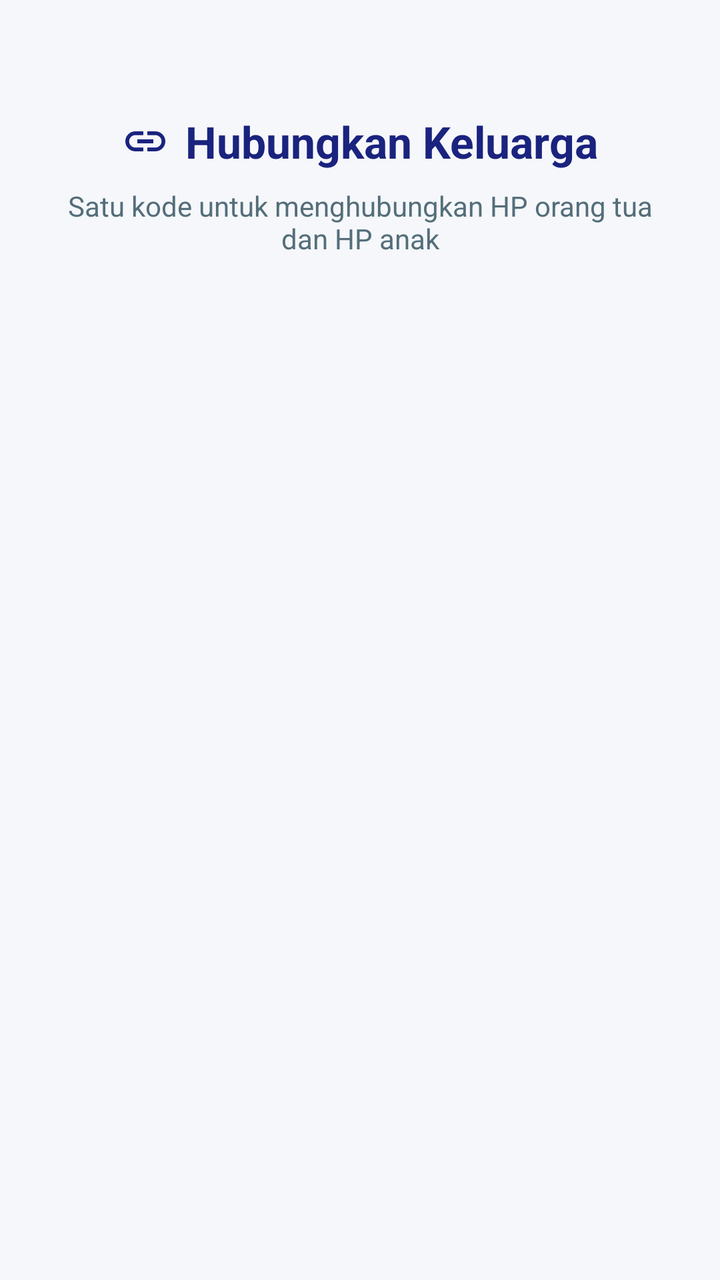
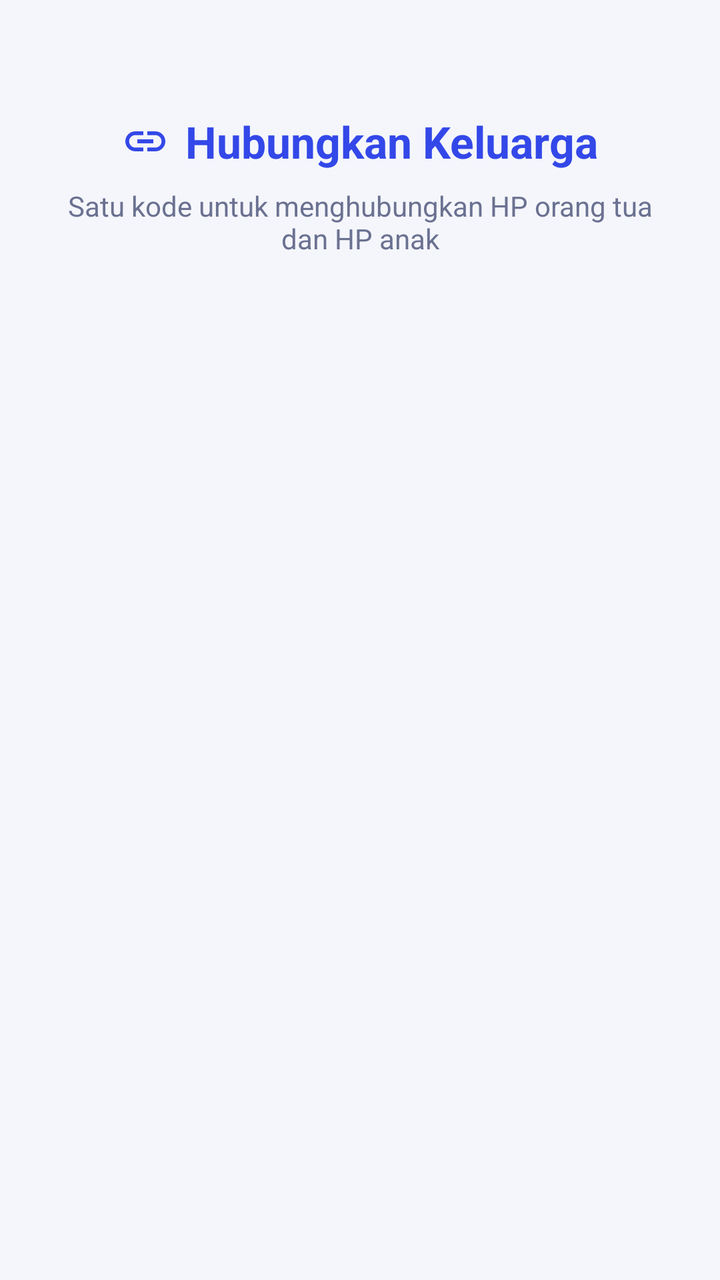

The first picture is an Android layout as it rendered before a commit; the second is the same layout after the commit. The layout source and the unified diff follow.
<!-- AndroidManifest.xml: activity theme Theme.FamilyGuard.Plain -->
<!-- res/layout/activity_family_code.xml -->
<?xml version="1.0" encoding="utf-8"?>
<ScrollView xmlns:android="http://schemas.android.com/apk/res/android"
    xmlns:app="http://schemas.android.com/apk/res-auto"
    android:layout_width="match_parent"
    android:layout_height="match_parent"
    android:background="#F5F7FA">
    <LinearLayout
        android:layout_width="match_parent"
        android:layout_height="wrap_content"
        android:gravity="center_horizontal"
        android:orientation="vertical"
        android:padding="24dp">
        <TextView
            android:layout_width="wrap_content"
            android:layout_height="wrap_content"
            android:layout_marginTop="32dp"
            android:text="Hubungkan Keluarga"
            android:textColor="#1A237E"
            android:textSize="22sp"
            android:textStyle="bold"
            android:drawableStart="@drawable/ic_link"
            android:drawableTint="#1A237E"
            android:drawablePadding="8dp"
            android:gravity="center_vertical" />
        <TextView
            android:layout_width="wrap_content"
            android:layout_height="wrap_content"
            android:layout_marginTop="8dp"
            android:layout_marginBottom="32dp"
            android:gravity="center"
            android:text="Satu kode untuk menghubungkan HP orang tua dan HP anak"
            android:textColor="#546E7A"
            android:textSize="14sp" />
        <androidx.cardview.widget.CardView
            android:id="@+id/cardParent"
            android:layout_width="match_parent"
            android:layout_height="wrap_content"
            android:layout_marginBottom="16dp"
            android:visibility="gone"
            app:cardCornerRadius="16dp"
            app:cardElevation="4dp">
            <LinearLayout
                android:layout_width="match_parent"
                android:layout_height="wrap_content"
                android:orientation="vertical"
                android:padding="24dp">
                <TextView
                    android:layout_width="wrap_content"
                    android:layout_height="wrap_content"
                    android:text="Kode Keluarga Anda"
                    android:textColor="#212121"
                    android:textSize="16sp"
                    android:textStyle="bold"
                    android:drawableStart="@drawable/ic_phone"
                    android:drawableTint="#212121"
                    android:drawablePadding="6dp"
                    android:gravity="center_vertical" />
                <TextView
                    android:layout_width="wrap_content"
                    android:layout_height="wrap_content"
                    android:layout_marginTop="4dp"
                    android:layout_marginBottom="20dp"
                    android:text="Bagikan kode ini ke HP anak"
                    android:textColor="#78909C"
                    android:textSize="13sp" />
                <TextView
                    android:id="@+id/tvFamilyCode"
                    android:layout_width="match_parent"
                    android:layout_height="wrap_content"
                    android:layout_marginBottom="20dp"
                    android:background="#E8EAF6"
                    android:gravity="center"
                    android:padding="20dp"
                    android:text="ABC-123"
                    android:textColor="#1A237E"
                    android:textSize="36sp"
                    android:textStyle="bold" />
                <LinearLayout
                    android:layout_width="match_parent"
                    android:layout_height="wrap_content"
                    android:orientation="horizontal">
                    <Button
                        android:id="@+id/btnCopyCode"
                        style="@style/Widget.MaterialComponents.Button.OutlinedButton"
                        android:layout_width="0dp"
                        android:layout_height="wrap_content"
                        android:layout_marginEnd="8dp"
                        android:layout_weight="1"
                        android:text="Salin"
                        app:icon="@drawable/ic_copy"
                        app:iconTint="#1A237E" />
                    <Button
                        android:id="@+id/btnShareCode"
                        style="@style/Widget.MaterialComponents.Button.OutlinedButton"
                        android:layout_width="0dp"
                        android:layout_height="wrap_content"
                        android:layout_weight="1"
                        android:text="Bagikan"
                        app:icon="@drawable/ic_share"
                        app:iconTint="#1A237E" />
                </LinearLayout>
                <Button
                    android:id="@+id/btnParentDone"
                    android:layout_width="match_parent"
                    android:layout_height="wrap_content"
                    android:layout_marginTop="16dp"
                    android:backgroundTint="#1A237E"
                    android:padding="14dp"
                    android:text="Lanjutkan →"
                    android:textColor="#FFFFFF" />
            </LinearLayout>
        </androidx.cardview.widget.CardView>
        <androidx.cardview.widget.CardView
            android:id="@+id/cardChild"
            android:layout_width="match_parent"
            android:layout_height="wrap_content"
            android:visibility="gone"
            app:cardCornerRadius="16dp"
            app:cardElevation="4dp">
            <LinearLayout
                android:layout_width="match_parent"
                android:layout_height="wrap_content"
                android:orientation="vertical"
                android:padding="24dp">
                <TextView
                    android:id="@+id/btnBackToDashboardChild"
                    android:layout_width="wrap_content"
                    android:layout_height="wrap_content"
                    android:layout_marginBottom="16dp"
                    android:visibility="gone"
                    android:text="← Kembali ke Menu"
                    android:textColor="#1A237E"
                    android:textSize="14sp"
                    android:textStyle="bold"
                    android:background="?attr/selectableItemBackground"
                    android:padding="4dp"
                    android:clickable="true"
                    android:focusable="true" />
                <TextView
                    android:layout_width="wrap_content"
                    android:layout_height="wrap_content"
                    android:text="Masukkan Kode Keluarga"
                    android:textColor="#212121"
                    android:textSize="16sp"
                    android:textStyle="bold"
                    android:drawableStart="@drawable/ic_key"
                    android:drawableTint="#212121"
                    android:drawablePadding="6dp"
                    android:gravity="center_vertical" />
                <TextView
                    android:layout_width="wrap_content"
                    android:layout_height="wrap_content"
                    android:layout_marginTop="4dp"
                    android:layout_marginBottom="20dp"
                    android:text="Minta kode dari HP orang tua"
                    android:textColor="#78909C"
                    android:textSize="13sp" />
                <com.google.android.material.textfield.TextInputLayout
                    android:layout_width="match_parent"
                    android:layout_height="wrap_content"
                    android:layout_marginBottom="20dp"
                    style="@style/Widget.MaterialComponents.TextInputLayout.OutlinedBox">
                    <com.google.android.material.textfield.TextInputEditText
                        android:id="@+id/etFamilyCode"
                        android:layout_width="match_parent"
                        android:layout_height="wrap_content"
                        android:gravity="center"
                        android:hint="ABC-123"
                        android:inputType="textCapCharacters"
                        android:maxLength="7"
                        android:textSize="28sp" />
                </com.google.android.material.textfield.TextInputLayout>
                <Button
                    android:id="@+id/btnConnect"
                    android:layout_width="match_parent"
                    android:layout_height="wrap_content"
                    android:backgroundTint="#1A237E"
                    android:padding="14dp"
                    android:text="Hubungkan →"
                    android:textColor="#FFFFFF" />
            </LinearLayout>
        </androidx.cardview.widget.CardView>
    </LinearLayout>
</ScrollView>
<!-- resources referenced by this layout -->
<resources>
  <!-- drawable ic_copy (drawable) -->
  <?xml version="1.0" encoding="utf-8"?>
  <vector xmlns:android="http://schemas.android.com/apk/res/android"
      android:width="24dp"
      android:height="24dp"
      android:viewportWidth="24"
      android:viewportHeight="24">
      <path
          android:fillColor="#000000"
          android:pathData="M16,1H4C2.9,1 2,1.9 2,3v14h2V3h12V1zM19,5H8C6.9,5 6,5.9 6,7v14c0,1.1 0.9,2 2,2h11c1.1,0 2,-0.9 2,-2V7C21,5.9 20.1,5 19,5zM19,21H8V7h11V21z"/>
  </vector>
  <!-- drawable ic_key (drawable) -->
  <vector xmlns:android="http://schemas.android.com/apk/res/android"
      android:width="24dp" android:height="24dp" android:viewportWidth="24" android:viewportHeight="24">
      <path android:fillColor="#000000" android:pathData="M12.65,10C11.83,7.67 9.61,6 7,6c-3.31,0 -6,2.69 -6,6s2.69,6 6,6c2.61,0 4.83,-1.67 5.65,-4H17v4h4v-4h2v-4H12.65zM7,14c-1.1,0 -2,-0.9 -2,-2s0.9,-2 2,-2 2,0.9 2,2 -0.9,2 -2,2z"/>
  </vector>
  <!-- drawable ic_link (drawable) -->
  <?xml version="1.0" encoding="utf-8"?>
  <vector xmlns:android="http://schemas.android.com/apk/res/android"
      android:width="24dp"
      android:height="24dp"
      android:viewportWidth="24"
      android:viewportHeight="24">
      <path
          android:fillColor="#000000"
          android:pathData="M3.9,12c0,-1.71 1.39,-3.1 3.1,-3.1h4V7H7c-2.76,0 -5,2.24 -5,5s2.24,5 5,5h4v-1.9H7C5.29,15.1 3.9,13.71 3.9,12zM8,13h8v-2H8V13zM17,7h-4v1.9h4c1.71,0 3.1,1.39 3.1,3.1s-1.39,3.1 -3.1,3.1h-4V17h4c2.76,0 5,-2.24 5,-5S19.76,7 17,7z"/>
  </vector>
  <!-- drawable ic_phone (drawable) -->
  <?xml version="1.0" encoding="utf-8"?>
  <vector xmlns:android="http://schemas.android.com/apk/res/android"
      android:width="24dp"
      android:height="24dp"
      android:viewportWidth="24"
      android:viewportHeight="24">
      <path
          android:fillColor="#000000"
          android:pathData="M15.5,1h-8C6.12,1 5,2.12 5,3.5v17C5,21.88 6.12,23 7.5,23h8c1.38,0 2.5,-1.12 2.5,-2.5v-17C18,2.12 16.88,1 15.5,1zM14,20h-4v-1h4V20zM16.5,17h-9V4h9V17z"/>
  </vector>
  <!-- drawable ic_share (drawable) -->
  <?xml version="1.0" encoding="utf-8"?>
  <vector xmlns:android="http://schemas.android.com/apk/res/android"
      android:width="24dp"
      android:height="24dp"
      android:viewportWidth="24"
      android:viewportHeight="24">
      <path
          android:fillColor="#000000"
          android:pathData="M18,16.08c-0.76,0 -1.44,0.3 -1.96,0.77L8.91,12.7c0.05,-0.23 0.09,-0.46 0.09,-0.7s-0.04,-0.47 -0.09,-0.7l7.05,-4.11c0.54,0.5 1.25,0.81 2.04,0.81c1.66,0 3,-1.34 3,-3s-1.34,-3 -3,-3s-3,1.34 -3,3c0,0.24 0.04,0.47 0.09,0.7L7.04,9.81C6.5,9.31 5.79,9 5,9c-1.66,0 -3,1.34 -3,3s1.34,3 3,3c0.79,0 1.5,-0.31 2.04,-0.81l7.12,4.16c-0.05,0.21 -0.08,0.43 -0.08,0.65c0,1.61 1.31,2.92 2.92,2.92s2.92,-1.31 2.92,-2.92S19.61,16.08 18,16.08z"/>
  </vector>
  <style name="Theme.FamilyGuard.Plain" parent="Theme.MaterialComponents.Light.NoActionBar">
          <item name="colorPrimary">#1A237E</item>
          <item name="colorPrimaryVariant">#0D47A1</item>
          <item name="colorOnPrimary">#FFFFFF</item>
          <item name="colorSecondary">#00695C</item>
          <item name="colorOnSecondary">#FFFFFF</item>
          <item name="android:statusBarColor">#1A237E</item>
      </style>
</resources>

<!-- the commit's change to res/layout/activity_family_code.xml (unified diff, before → after) -->
@@ -3,7 +3,7 @@
     xmlns:app="http://schemas.android.com/apk/res-auto"
     android:layout_width="match_parent"
     android:layout_height="match_parent"
-    android:background="#F5F7FA">
+    android:background="@color/dash_bg">
     <LinearLayout
         android:layout_width="match_parent"
         android:layout_height="wrap_content"
@@ -15,11 +15,11 @@
             android:layout_height="wrap_content"
             android:layout_marginTop="32dp"
             android:text="Hubungkan Keluarga"
-            android:textColor="#1A237E"
+            android:textColor="@color/dash_primary"
             android:textSize="22sp"
             android:textStyle="bold"
             android:drawableStart="@drawable/ic_link"
-            android:drawableTint="#1A237E"
+            android:drawableTint="@color/dash_primary"
             android:drawablePadding="8dp"
             android:gravity="center_vertical" />
         <TextView
@@ -29,7 +29,7 @@
             android:layout_marginBottom="32dp"
             android:gravity="center"
             android:text="Satu kode untuk menghubungkan HP orang tua dan HP anak"
-            android:textColor="#546E7A"
+            android:textColor="@color/dash_text_secondary"
             android:textSize="14sp" />
         <androidx.cardview.widget.CardView
             android:id="@+id/cardParent"
@@ -48,11 +48,11 @@
                     android:layout_width="wrap_content"
                     android:layout_height="wrap_content"
                     android:text="Kode Keluarga Anda"
-                    android:textColor="#212121"
+                    android:textColor="@color/dash_text_primary"
                     android:textSize="16sp"
                     android:textStyle="bold"
                     android:drawableStart="@drawable/ic_phone"
-                    android:drawableTint="#212121"
+                    android:drawableTint="@color/dash_text_primary"
                     android:drawablePadding="6dp"
                     android:gravity="center_vertical" />
                 <TextView
@@ -61,18 +61,18 @@
                     android:layout_marginTop="4dp"
                     android:layout_marginBottom="20dp"
                     android:text="Bagikan kode ini ke HP anak"
-                    android:textColor="#78909C"
+                    android:textColor="@color/dash_text_secondary"
                     android:textSize="13sp" />
                 <TextView
                     android:id="@+id/tvFamilyCode"
                     android:layout_width="match_parent"
                     android:layout_height="wrap_content"
                     android:layout_marginBottom="20dp"
-                    android:background="#E8EAF6"
+                    android:background="@color/dash_primary_soft"
                     android:gravity="center"
                     android:padding="20dp"
                     android:text="ABC-123"
-                    android:textColor="#1A237E"
+                    android:textColor="@color/dash_primary"
                     android:textSize="36sp"
                     android:textStyle="bold" />
                 <LinearLayout
@@ -88,7 +88,7 @@
                         android:layout_weight="1"
                         android:text="Salin"
                         app:icon="@drawable/ic_copy"
-                        app:iconTint="#1A237E" />
+                        app:iconTint="@color/dash_primary" />
                     <Button
                         android:id="@+id/btnShareCode"
                         style="@style/Widget.MaterialComponents.Button.OutlinedButton"
@@ -97,17 +97,17 @@
                         android:layout_weight="1"
                         android:text="Bagikan"
                         app:icon="@drawable/ic_share"
-                        app:iconTint="#1A237E" />
+                        app:iconTint="@color/dash_primary" />
                 </LinearLayout>
                 <Button
                     android:id="@+id/btnParentDone"
                     android:layout_width="match_parent"
                     android:layout_height="wrap_content"
                     android:layout_marginTop="16dp"
-                    android:backgroundTint="#1A237E"
+                    android:backgroundTint="@color/dash_primary"
                     android:padding="14dp"
                     android:text="Lanjutkan →"
-                    android:textColor="#FFFFFF" />
+                    android:textColor="@color/dash_white" />
             </LinearLayout>
         </androidx.cardview.widget.CardView>
         <androidx.cardview.widget.CardView
@@ -129,7 +129,7 @@
                     android:layout_marginBottom="16dp"
                     android:visibility="gone"
                     android:text="← Kembali ke Menu"
-                    android:textColor="#1A237E"
+                    android:textColor="@color/dash_primary"
                     android:textSize="14sp"
                     android:textStyle="bold"
                     android:background="?attr/selectableItemBackground"
@@ -140,11 +140,11 @@
                     android:layout_width="wrap_content"
                     android:layout_height="wrap_content"
                     android:text="Masukkan Kode Keluarga"
-                    android:textColor="#212121"
+                    android:textColor="@color/dash_text_primary"
                     android:textSize="16sp"
                     android:textStyle="bold"
                     android:drawableStart="@drawable/ic_key"
-                    android:drawableTint="#212121"
+                    android:drawableTint="@color/dash_text_primary"
                     android:drawablePadding="6dp"
                     android:gravity="center_vertical" />
                 <TextView
@@ -153,7 +153,7 @@
                     android:layout_marginTop="4dp"
                     android:layout_marginBottom="20dp"
                     android:text="Minta kode dari HP orang tua"
-                    android:textColor="#78909C"
+                    android:textColor="@color/dash_text_secondary"
                     android:textSize="13sp" />
                 <com.google.android.material.textfield.TextInputLayout
                     android:layout_width="match_parent"
@@ -174,10 +174,10 @@
                     android:id="@+id/btnConnect"
                     android:layout_width="match_parent"
                     android:layout_height="wrap_content"
-                    android:backgroundTint="#1A237E"
+                    android:backgroundTint="@color/dash_primary"
                     android:padding="14dp"
                     android:text="Hubungkan →"
-                    android:textColor="#FFFFFF" />
+                    android:textColor="@color/dash_white" />
             </LinearLayout>
         </androidx.cardview.widget.CardView>
     </LinearLayout>
<!-- resource entries referenced after the edit -->
@@ -1,5 +1,11 @@
 <!-- resources referenced by this layout -->
 <resources>
+  <color name="dash_bg">#F4F6FB</color>
+  <color name="dash_primary">#3348E8</color>
+  <color name="dash_primary_soft">#EEF0FE</color>
+  <color name="dash_text_primary">#1B1F3B</color>
+  <color name="dash_text_secondary">#6B7191</color>
+  <color name="dash_white">#FFFFFF</color>
   <!-- drawable ic_copy (drawable) -->
   <?xml version="1.0" encoding="utf-8"?>
   <vector xmlns:android="http://schemas.android.com/apk/res/android"
@@ -50,12 +56,14 @@
           android:pathData="M18,16.08c-0.76,0 -1.44,0.3 -1.96,0.77L8.91,12.7c0.05,-0.23 0.09,-0.46 0.09,-0.7s-0.04,-0.47 -0.09,-0.7l7.05,-4.11c0.54,0.5 1.25,0.81 2.04,0.81c1.66,0 3,-1.34 3,-3s-1.34,-3 -3,-3s-3,1.34 -3,3c0,0.24 0.04,0.47 0.09,0.7L7.04,9.81C6.5,9.31 5.79,9 5,9c-1.66,0 -3,1.34 -3,3s1.34,3 3,3c0.79,0 1.5,-0.31 2.04,-0.81l7.12,4.16c-0.05,0.21 -0.08,0.43 -0.08,0.65c0,1.61 1.31,2.92 2.92,2.92s2.92,-1.31 2.92,-2.92S19.61,16.08 18,16.08z"/>
   </vector>
   <style name="Theme.FamilyGuard.Plain" parent="Theme.MaterialComponents.Light.NoActionBar">
-          <item name="colorPrimary">#1A237E</item>
-          <item name="colorPrimaryVariant">#0D47A1</item>
-          <item name="colorOnPrimary">#FFFFFF</item>
-          <item name="colorSecondary">#00695C</item>
-          <item name="colorOnSecondary">#FFFFFF</item>
-          <item name="android:statusBarColor">#1A237E</item>
+          <item name="colorPrimary">@color/dash_primary</item>
+          <item name="colorPrimaryVariant">@color/dash_primary_dark</item>
+          <item name="colorOnPrimary">@color/dash_white</item>
+          <item name="colorSecondary">@color/dash_child_primary</item>
+          <item name="colorOnSecondary">@color/dash_white</item>
+          <item name="android:statusBarColor">@color/dash_primary</item>
       </style>
+  <color name="dash_primary_dark">#1E2A9E</color>
+  <color name="dash_child_primary">#1FAA6E</color>
 </resources>
 
